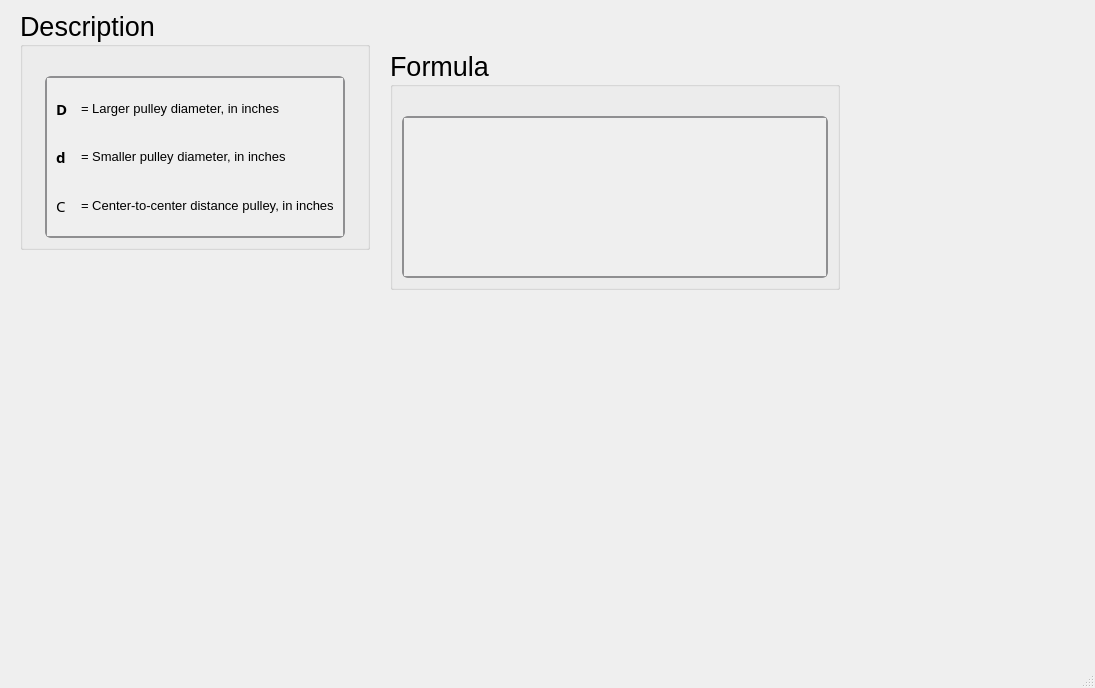
The window that ui/beltgeo_crossedbelt.ui (Ah00ra/HNNS) describes before a commit, drawn with Qt 5.
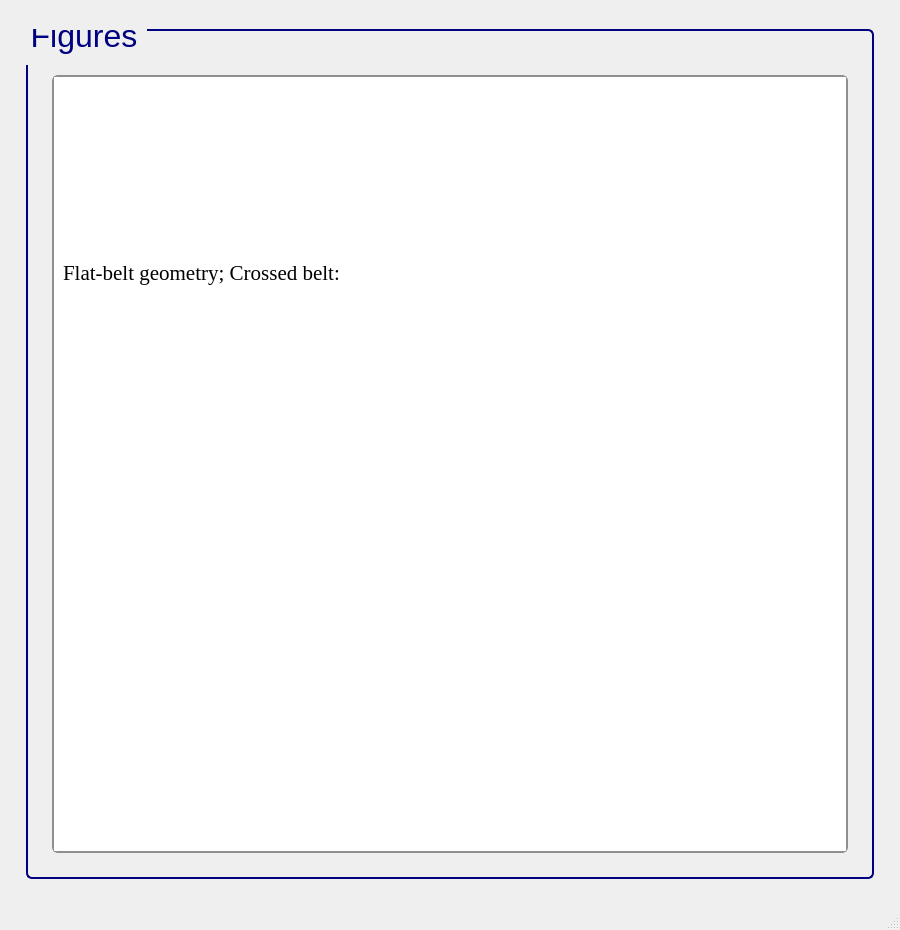
The same window after the commit. Icons and pictures are not drawn.

What changed in the file:
```diff
--- a/ui/beltgeo_crossedbelt.ui
+++ b/ui/beltgeo_crossedbelt.ui
@@ -6,56 +6,51 @@
    <rect>
     <x>0</x>
     <y>0</y>
-    <width>1095</width>
-    <height>688</height>
+    <width>900</width>
+    <height>930</height>
    </rect>
   </property>
+  <property name="sizePolicy">
+   <sizepolicy hsizetype="Fixed" vsizetype="Fixed">
+    <horstretch>0</horstretch>
+    <verstretch>0</verstretch>
+   </sizepolicy>
+  </property>
+  <property name="minimumSize">
+   <size>
+    <width>900</width>
+    <height>930</height>
+   </size>
+  </property>
+  <property name="maximumSize">
+   <size>
+    <width>900</width>
+    <height>930</height>
+   </size>
+  </property>
   <property name="windowTitle">
    <string>MainWindow</string>
   </property>
   <widget class="QWidget" name="centralwidget">
-   <widget class="QGroupBox" name="groupBox_41">
-    <property name="geometry">
-     <rect>
-      <x>20</x>
-      <y>10</y>
-      <width>350</width>
-      <height>240</height>
-     </rect>
-    </property>
-    <property name="sizePolicy">
-     <sizepolicy hsizetype="Minimum" vsizetype="Minimum">
-      <horstretch>0</horstretch>
-      <verstretch>0</verstretch>
-     </sizepolicy>
-    </property>
-    <property name="minimumSize">
+   <layout class="QGridLayout" name="gridLayout">
+    <item row="1" column="2">
+     <spacer name="verticalSpacer_23">
+      <property name="orientation">
+       <enum>Qt::Horizontal</enum>
+      </property>
+      <property name="sizeType">
+       <enum>QSizePolicy::Fixed</enum>
+      </property>
+      <property name="sizeHint" stdset="0">
      <size>
-      <width>350</width>
-      <height>0</height>
-     </size>
-    </property>
-    <property name="maximumSize">
-     <size>
-      <width>350</width>
-      <height>241</height>
-     </size>
-    </property>
-    <property name="font">
-     <font>
-      <family>Segoe UI</family>
-      <pointsize>20</pointsize>
-      <weight>50</weight>
-      <italic>false</italic>
-      <bold>false</bold>
-     </font>
-    </property>
-    <property name="title">
-     <string>Description</string>
-    </property>
-    <layout class="QGridLayout" name="gridLayout_102">
-     <item row="0" column="0">
-      <spacer name="verticalSpacer_49">
+        <width>17</width>
+        <height>665</height>
+       </size>
+      </property>
+     </spacer>
+    </item>
+    <item row="2" column="1">
+     <spacer name="verticalSpacer_22">
        <property name="orientation">
         <enum>Qt::Vertical</enum>
        </property>
@@ -70,40 +65,69 @@
        </property>
       </spacer>
      </item>
-     <item row="1" column="0">
-      <widget class="QScrollArea" name="scrollArea_7">
+    <item row="1" column="1">
+     <widget class="QGroupBox" name="groupBox_40">
        <property name="sizePolicy">
         <sizepolicy hsizetype="Minimum" vsizetype="Minimum">
          <horstretch>0</horstretch>
          <verstretch>0</verstretch>
         </sizepolicy>
        </property>
-       <property name="maximumSize">
+      <property name="minimumSize">
         <size>
-         <width>300</width>
-         <height>361</height>
+        <width>350</width>
+        <height>0</height>
         </size>
        </property>
        <property name="font">
         <font>
          <family>Segoe UI</family>
-         <pointsize>11</pointsize>
+        <pointsize>24</pointsize>
          <weight>50</weight>
          <italic>false</italic>
          <bold>false</bold>
         </font>
        </property>
        <property name="styleSheet">
-        <string notr="true">QScrollArea {
-    background: qlineargradient(x1:0, y1:0, x2:0, y2:1,
-                               stop:0 #f6f7fa, stop:1 #dadbde);
+       <string notr="true">/* GroupBox styling */
+QGroupBox {
+    border: 2px solid navy;
+    border-radius: 6px;
+    background-color: qlineargradient(x1:0, y1:0, x2:0, y2:1,
+    stop:0 #f6f7fa, stop:1 #dadbde);
+    font: 24pt &quot;Segoe UI&quot;;
+    padding: 5px;
+    color: black;
+}
+
+/* GroupBox title styling */
+QGroupBox::title {
+    subcontrol-origin: margin;
+    subcontrol-position: top left;
+    padding-left: 0px;
+    padding-right: 5px;
+    padding-top: 0px;
+    margin-top: -22px;
+    color: navy;
+    font-weight: bold;
+}
+
+/* Make QScrollArea (only within GroupBox) have a white background with correct border */
+QGroupBox QScrollArea {
+    background-color: white !important;
     border: 2px solid #8f8f91;
     border-radius: 6px;
 }
 
-QScrollArea QScrollBar:vertical, QScrollArea QScrollBar:horizontal {
+/* Make QScrollArea's viewport white as well */
+QGroupBox QScrollArea QWidget {
+    background-color: white !important;
+}
+
+/* Scrollbar styling inside QScrollArea in QGroupBox */
+QGroupBox QScrollArea QScrollBar:vertical, QGroupBox QScrollArea QScrollBar:horizontal {
     background: qlineargradient(x1:0, y1:0, x2:0, y2:1,
-                               stop:0 #f6f7fa, stop:1 #dadbde);
+    stop:0 #f6f7fa, stop:1 #dadbde);
     border: 2px solid #8f8f91;
     border-radius: 6px;
     width: 14px;
@@ -111,8 +135,8 @@
     margin: 2px 0 2px 0;
 }
 
-/* Completely remove the bottom button of the vertical scrollbar */
-QScrollArea QScrollBar::add-line:vertical {
+/* Remove bottom button of vertical scrollbar */
+QGroupBox QScrollArea QScrollBar::add-line:vertical {
     height: 0px;
     width: 0px;
     border: none;
@@ -121,9 +145,10 @@
     padding: 0px;
 }
 
-QScrollArea QScrollBar::handle:vertical, QScrollArea QScrollBar::handle:horizontal {
+/* Scrollbar handle */
+QGroupBox QScrollArea QScrollBar::handle:vertical, QGroupBox QScrollArea QScrollBar::handle:horizontal {
     background: qlineargradient(x1:0, y1:0, x2:0, y2:1,
-                               stop:0 #8f8f91, stop:1 #6f6f71);
+    stop:0 #8f8f91, stop:1 #6f6f71);
     min-height: 20px;
     border-radius: 6px;
     border: 1px solid #6f6f71;
@@ -135,7 +160,8 @@
     border: 1px solid #4f4f51;
 }
 
-QScrollArea QScrollBar::sub-line:vertical, QScrollArea QScrollBar::add-line:horizontal, QScrollArea QScrollBar::sub-line:horizontal {
+/* Scrollbar sub-line buttons */
+QGroupBox QScrollArea QScrollBar::sub-line:vertical, QGroupBox QScrollArea QScrollBar::add-line:horizontal, QGroupBox QScrollArea QScrollBar::sub-line:horizontal {
     background: #8f8f91;
     border: none;
     border-radius: 3px;
@@ -148,172 +174,67 @@
     background: #6f6f71;
 }
 
-QScrollArea QScrollBar::add-page:vertical, QScrollArea QScrollBar::sub-page:vertical,
-QScrollArea QScrollBar::add-page:horizontal, QScrollArea QScrollBar::sub-page:horizontal {
+/* Transparent page areas */
+QGroupBox QScrollArea QScrollBar::add-page:vertical, QGroupBox QScrollArea QScrollBar::sub-page:vertical,
+QGroupBox QScrollArea QScrollBar::add-page:horizontal, QGroupBox QScrollArea QScrollBar::sub-page:horizontal {
     background: transparent;
 }
 </string>
        </property>
-       <property name="verticalScrollBarPolicy">
-        <enum>Qt::ScrollBarAsNeeded</enum>
-       </property>
-       <property name="horizontalScrollBarPolicy">
-        <enum>Qt::ScrollBarAsNeeded</enum>
-       </property>
-       <property name="widgetResizable">
-        <bool>true</bool>
-       </property>
-       <widget class="QWidget" name="scrollAreaWidgetContents_7">
-        <property name="geometry">
-         <rect>
-          <x>0</x>
-          <y>0</y>
-          <width>303</width>
-          <height>132</height>
-         </rect>
-        </property>
-        <layout class="QGridLayout" name="gridLayout_103">
-         <item row="0" column="0">
-          <widget class="QLabel" name="label_15">
-           <property name="font">
-            <font>
-             <family>Segoe UI Variable Small Semibol</family>
-             <pointsize>11</pointsize>
-             <weight>75</weight>
-             <bold>true</bold>
-            </font>
-           </property>
-           <property name="text">
-            <string>D</string>
-           </property>
-          </widget>
-         </item>
+      <property name="title">
+       <string>Figures</string>
+      </property>
+      <layout class="QGridLayout" name="gridLayout_61">
          <item row="0" column="1">
-          <widget class="QLabel" name="htext_371">
-           <property name="font">
-            <font>
-             <family>MS Shell Dlg 2</family>
-             <pointsize>11</pointsize>
-             <weight>50</weight>
-             <italic>false</italic>
-             <bold>false</bold>
-            </font>
-           </property>
-           <property name="text">
-            <string>&lt;html&gt;&lt;head/&gt;&lt;body&gt;&lt;p&gt;&lt;span style=&quot; font-size:10pt;&quot;&gt;= Larger pulley diameter, in inches&lt;/span&gt;&lt;/p&gt;&lt;/body&gt;&lt;/html&gt;</string>
-           </property>
-          </widget>
-         </item>
-         <item row="1" column="0">
-          <widget class="QLabel" name="label_16">
-           <property name="font">
-            <font>
-             <family>Segoe UI Variable Small Semibol</family>
-             <pointsize>11</pointsize>
-             <weight>75</weight>
-             <bold>true</bold>
-            </font>
-           </property>
-           <property name="text">
-            <string>d</string>
-           </property>
-          </widget>
-         </item>
-         <item row="1" column="1">
-          <widget class="QLabel" name="htext_363">
-           <property name="font">
-            <font>
-             <family>MS Shell Dlg 2</family>
-             <pointsize>11</pointsize>
-             <weight>50</weight>
-             <italic>false</italic>
-             <bold>false</bold>
-            </font>
-           </property>
-           <property name="text">
-            <string>&lt;html&gt;&lt;head/&gt;&lt;body&gt;&lt;p&gt;&lt;span style=&quot; font-size:10pt;&quot;&gt;= Smaller pulley diameter, in inches&lt;/span&gt;&lt;/p&gt;&lt;/body&gt;&lt;/html&gt;</string>
-           </property>
-          </widget>
-         </item>
-         <item row="2" column="0">
-          <widget class="QLabel" name="label_14">
-           <property name="font">
-            <font>
-             <family>Segoe UI Variable Small Semibol</family>
-             <pointsize>11</pointsize>
-             <weight>50</weight>
-             <bold>false</bold>
-            </font>
-           </property>
-           <property name="text">
-            <string>C</string>
-           </property>
-          </widget>
-         </item>
-         <item row="2" column="1">
-          <widget class="QLabel" name="htext_367">
-           <property name="font">
-            <font>
-             <family>MS Shell Dlg 2</family>
-             <pointsize>10</pointsize>
-             <weight>50</weight>
-             <italic>false</italic>
-             <bold>false</bold>
-            </font>
-           </property>
-           <property name="text">
-            <string>&lt;html&gt;&lt;head/&gt;&lt;body&gt;&lt;p&gt;= Center-to-center distance pulley, in inches&lt;/p&gt;&lt;/body&gt;&lt;/html&gt;</string>
-           </property>
-          </widget>
-         </item>
-        </layout>
-       </widget>
-      </widget>
-     </item>
-    </layout>
-   </widget>
-   <widget class="QGroupBox" name="groupBox_42">
-    <property name="geometry">
-     <rect>
-      <x>390</x>
-      <y>50</y>
-      <width>450</width>
-      <height>240</height>
-     </rect>
-    </property>
-    <property name="sizePolicy">
-     <sizepolicy hsizetype="Minimum" vsizetype="Minimum">
-      <horstretch>0</horstretch>
-      <verstretch>0</verstretch>
-     </sizepolicy>
-    </property>
-    <property name="minimumSize">
+        <spacer name="verticalSpacer_20">
+         <property name="orientation">
+          <enum>Qt::Vertical</enum>
+         </property>
+         <property name="sizeType">
+          <enum>QSizePolicy::Fixed</enum>
+         </property>
+         <property name="sizeHint" stdset="0">
+          <size>
+           <width>20</width>
+           <height>30</height>
+          </size>
+         </property>
+        </spacer>
+       </item>
+       <item row="1" column="2">
+        <spacer name="verticalSpacer_26">
+         <property name="orientation">
+          <enum>Qt::Horizontal</enum>
+         </property>
+         <property name="sizeType">
+          <enum>QSizePolicy::Fixed</enum>
+         </property>
+         <property name="sizeHint" stdset="0">
+          <size>
+           <width>10</width>
+           <height>20</height>
+          </size>
+         </property>
+        </spacer>
+       </item>
+       <item row="1" column="0">
+        <spacer name="verticalSpacer_25">
+         <property name="orientation">
+          <enum>Qt::Horizontal</enum>
+         </property>
+         <property name="sizeType">
+          <enum>QSizePolicy::Fixed</enum>
+         </property>
+         <property name="sizeHint" stdset="0">
      <size>
-      <width>450</width>
-      <height>0</height>
-     </size>
-    </property>
-    <property name="maximumSize">
-     <size>
-      <width>450</width>
-      <height>241</height>
-     </size>
-    </property>
-    <property name="font">
-     <font>
-      <family>Segoe UI</family>
-      <pointsize>20</pointsize>
-      <weight>50</weight>
-      <italic>false</italic>
-      <bold>false</bold>
-     </font>
-    </property>
-    <property name="title">
-     <string>Formula</string>
-    </property>
-    <layout class="QGridLayout" name="gridLayout_106">
-     <item row="0" column="0">
-      <spacer name="verticalSpacer_50">
+           <width>10</width>
+           <height>20</height>
+          </size>
+         </property>
+        </spacer>
+       </item>
+       <item row="2" column="1">
+        <spacer name="verticalSpacer_27">
        <property name="orientation">
         <enum>Qt::Vertical</enum>
        </property>
@@ -322,40 +243,54 @@
        </property>
        <property name="sizeHint" stdset="0">
         <size>
-         <width>20</width>
-         <height>20</height>
+           <width>10</width>
+           <height>10</height>
         </size>
        </property>
       </spacer>
      </item>
-     <item row="1" column="0">
-      <widget class="QScrollArea" name="scrollArea_8">
-       <property name="sizePolicy">
-        <sizepolicy hsizetype="Minimum" vsizetype="Minimum">
-         <horstretch>0</horstretch>
-         <verstretch>0</verstretch>
-        </sizepolicy>
-       </property>
-       <property name="font">
-        <font>
-         <family>Segoe UI</family>
-         <pointsize>15</pointsize>
-         <weight>50</weight>
-         <italic>false</italic>
-         <bold>false</bold>
-        </font>
-       </property>
+       <item row="1" column="1">
+        <widget class="QScrollArea" name="scrollArea">
        <property name="styleSheet">
-        <string notr="true">QScrollArea {
-    background: qlineargradient(x1:0, y1:0, x2:0, y2:1,
-                               stop:0 #f6f7fa, stop:1 #dadbde);
+          <string notr="true">/* GroupBox styling */
+QGroupBox {
+    border: 2px solid navy;
+    border-radius: 6px;
+    background-color: qlineargradient(x1:0, y1:0, x2:0, y2:1,
+    stop:0 #f6f7fa, stop:1 #dadbde);
+    font: 20pt &quot;Segoe UI&quot;;
+    padding: 5px;
+    color: black;
+}
+
+/* GroupBox title styling */
+QGroupBox::title {
+    subcontrol-origin: margin;
+    subcontrol-position: top left;
+    padding-left: 0px;
+    padding-right: 5px;
+    padding-top: 0px;
+    margin-top: -20px;
+    color: navy;
+    font-weight: bold;
+}
+
+/* Make QScrollArea (only within GroupBox) have a white background with correct border */
+QGroupBox QScrollArea {
+    background-color: white !important;
     border: 2px solid #8f8f91;
     border-radius: 6px;
 }
 
-QScrollArea QScrollBar:vertical, QScrollArea QScrollBar:horizontal {
+/* Make QScrollArea's viewport white as well */
+QGroupBox QScrollArea QWidget {
+    background-color: white !important;
+}
+
+/* Scrollbar styling inside QScrollArea in QGroupBox */
+QGroupBox QScrollArea QScrollBar:vertical, QGroupBox QScrollArea QScrollBar:horizontal {
     background: qlineargradient(x1:0, y1:0, x2:0, y2:1,
-                               stop:0 #f6f7fa, stop:1 #dadbde);
+    stop:0 #f6f7fa, stop:1 #dadbde);
     border: 2px solid #8f8f91;
     border-radius: 6px;
     width: 14px;
@@ -363,8 +298,8 @@
     margin: 2px 0 2px 0;
 }
 
-/* Completely remove the bottom button of the vertical scrollbar */
-QScrollArea QScrollBar::add-line:vertical {
+/* Remove bottom button of vertical scrollbar */
+QGroupBox QScrollArea QScrollBar::add-line:vertical {
     height: 0px;
     width: 0px;
     border: none;
@@ -373,9 +308,10 @@
     padding: 0px;
 }
 
-QScrollArea QScrollBar::handle:vertical, QScrollArea QScrollBar::handle:horizontal {
+/* Scrollbar handle */
+QGroupBox QScrollArea QScrollBar::handle:vertical, QGroupBox QScrollArea QScrollBar::handle:horizontal {
     background: qlineargradient(x1:0, y1:0, x2:0, y2:1,
-                               stop:0 #8f8f91, stop:1 #6f6f71);
+    stop:0 #8f8f91, stop:1 #6f6f71);
     min-height: 20px;
     border-radius: 6px;
     border: 1px solid #6f6f71;
@@ -387,7 +323,8 @@
     border: 1px solid #4f4f51;
 }
 
-QScrollArea QScrollBar::sub-line:vertical, QScrollArea QScrollBar::add-line:horizontal, QScrollArea QScrollBar::sub-line:horizontal {
+/* Scrollbar sub-line buttons */
+QGroupBox QScrollArea QScrollBar::sub-line:vertical, QGroupBox QScrollArea QScrollBar::add-line:horizontal, QGroupBox QScrollArea QScrollBar::sub-line:horizontal {
     background: #8f8f91;
     border: none;
     border-radius: 3px;
@@ -400,64 +337,46 @@
     background: #6f6f71;
 }
 
-QScrollArea QScrollBar::add-page:vertical, QScrollArea QScrollBar::sub-page:vertical,
-QScrollArea QScrollBar::add-page:horizontal, QScrollArea QScrollBar::sub-page:horizontal {
+/* Transparent page areas */
+QGroupBox QScrollArea QScrollBar::add-page:vertical, QGroupBox QScrollArea QScrollBar::sub-page:vertical,
+QGroupBox QScrollArea QScrollBar::add-page:horizontal, QGroupBox QScrollArea QScrollBar::sub-page:horizontal {
     background: transparent;
 }
 </string>
        </property>
-       <property name="verticalScrollBarPolicy">
-        <enum>Qt::ScrollBarAsNeeded</enum>
-       </property>
        <property name="widgetResizable">
         <bool>true</bool>
        </property>
-       <widget class="QWidget" name="scrollAreaWidgetContents_8">
+         <widget class="QWidget" name="scrollAreaWidgetContents">
         <property name="geometry">
          <rect>
           <x>0</x>
           <y>0</y>
-          <width>422</width>
-          <height>146</height>
-         </rect>
-        </property>
-        <layout class="QGridLayout" name="gridLayout_107">
+            <width>768</width>
+            <height>721</height>
+           </rect>
+          </property>
+          <layout class="QGridLayout" name="gridLayout_2">
          <item row="1" column="0">
-          <widget class="QLabel" name="htext_373">
-           <property name="font">
-            <font>
-             <family>MS Shell Dlg 2</family>
-             <pointsize>11</pointsize>
-             <weight>50</weight>
-             <italic>false</italic>
-             <bold>false</bold>
-            </font>
-           </property>
+            <widget class="QLabel" name="label">
            <property name="text">
-            <string>&lt;html&gt;&lt;head/&gt;&lt;body&gt;&lt;p&gt;&lt;img src=&quot;:/desc/images/crossed belt L.png&quot;/&gt;&lt;/p&gt;&lt;/body&gt;&lt;/html&gt;</string>
-           </property>
-           <property name="scaledContents">
-            <bool>true</bool>
-           </property>
+              <string>&lt;html&gt;&lt;head/&gt;&lt;body&gt;&lt;p&gt;&lt;img src=&quot;:/info/info/crossed belt.png&quot;/&gt;&lt;/p&gt;&lt;/body&gt;&lt;/html&gt;</string>
+             </property>
           </widget>
          </item>
          <item row="0" column="0">
           <widget class="QLabel" name="htext_372">
            <property name="font">
             <font>
-             <family>MS Shell Dlg 2</family>
-             <pointsize>11</pointsize>
+               <family>Times New Roman</family>
+               <pointsize>18</pointsize>
              <weight>50</weight>
-             <italic>false</italic>
              <bold>false</bold>
             </font>
            </property>
            <property name="text">
-            <string>&lt;html&gt;&lt;head/&gt;&lt;body&gt;&lt;p&gt;&lt;img src=&quot;:/desc/images/crossed belt theta.png&quot;/&gt;&lt;/p&gt;&lt;/body&gt;&lt;/html&gt;</string>
-           </property>
-           <property name="scaledContents">
-            <bool>true</bool>
-           </property>
+              <string>&lt;html&gt;&lt;head/&gt;&lt;body&gt;&lt;p&gt;&lt;span style=&quot; font-size:16pt;&quot;&gt;Flat-belt geometry; Crossed belt:&lt;/span&gt;&lt;/p&gt;&lt;/body&gt;&lt;/html&gt;</string>
+             </property>
           </widget>
          </item>
         </layout>
@@ -466,6 +385,40 @@
      </item>
     </layout>
    </widget>
+    </item>
+    <item row="1" column="0">
+     <spacer name="verticalSpacer_24">
+      <property name="orientation">
+       <enum>Qt::Horizontal</enum>
+      </property>
+      <property name="sizeType">
+       <enum>QSizePolicy::Fixed</enum>
+      </property>
+      <property name="sizeHint" stdset="0">
+       <size>
+        <width>17</width>
+        <height>704</height>
+       </size>
+      </property>
+     </spacer>
+    </item>
+    <item row="0" column="1">
+     <spacer name="verticalSpacer_21">
+      <property name="orientation">
+       <enum>Qt::Vertical</enum>
+      </property>
+      <property name="sizeType">
+       <enum>QSizePolicy::Fixed</enum>
+      </property>
+      <property name="sizeHint" stdset="0">
+       <size>
+        <width>20</width>
+        <height>20</height>
+       </size>
+      </property>
+     </spacer>
+    </item>
+   </layout>
   </widget>
   <widget class="QMenuBar" name="menubar">
    <property name="geometry">
```
Left out of the diff: 25 changed lines with no effect on the pictures. Lines whose indentation alone changed are shown as unchanged.
